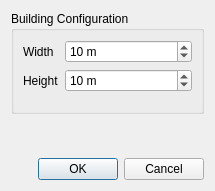
Qt form Source/buildingdialog.ui (mathphi/ELEC-H415_5G-Small-Cells) before a commit.
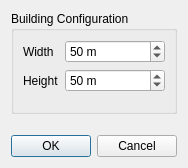
The same form after that commit.

```diff
--- a/Source/buildingdialog.ui
+++ b/Source/buildingdialog.ui
@@ -6,8 +6,8 @@
    <rect>
     <x>0</x>
     <y>0</y>
-    <width>215</width>
-    <height>191</height>
+    <width>184</width>
+    <height>168</height>
    </rect>
   </property>
   <property name="windowTitle">
@@ -38,7 +38,7 @@
            <string> m</string>
           </property>
           <property name="minimum">
-           <number>1</number>
+           <number>5</number>
           </property>
           <property name="maximum">
            <number>999</number>
@@ -47,7 +47,7 @@
            <number>5</number>
           </property>
           <property name="value">
-           <number>10</number>
+           <number>50</number>
           </property>
          </widget>
         </item>
@@ -64,7 +64,7 @@
            <string> m</string>
           </property>
           <property name="minimum">
-           <number>1</number>
+           <number>5</number>
           </property>
           <property name="maximum">
            <number>999</number>
@@ -73,7 +73,7 @@
            <number>5</number>
           </property>
           <property name="value">
-           <number>10</number>
+           <number>50</number>
           </property>
          </widget>
         </item>
```
